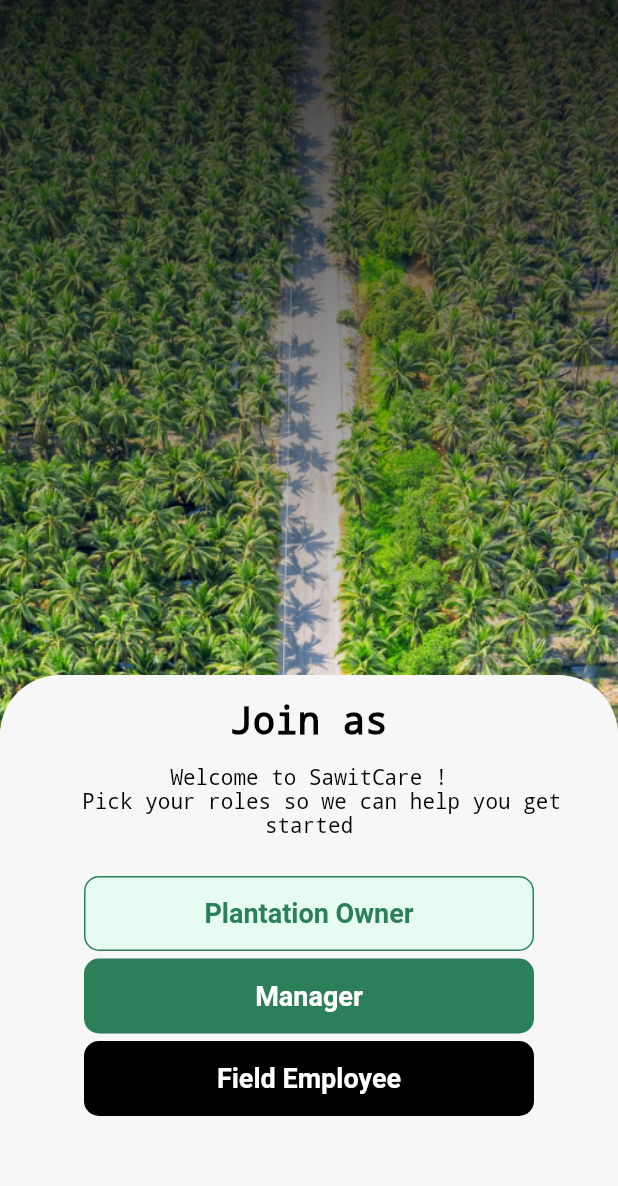
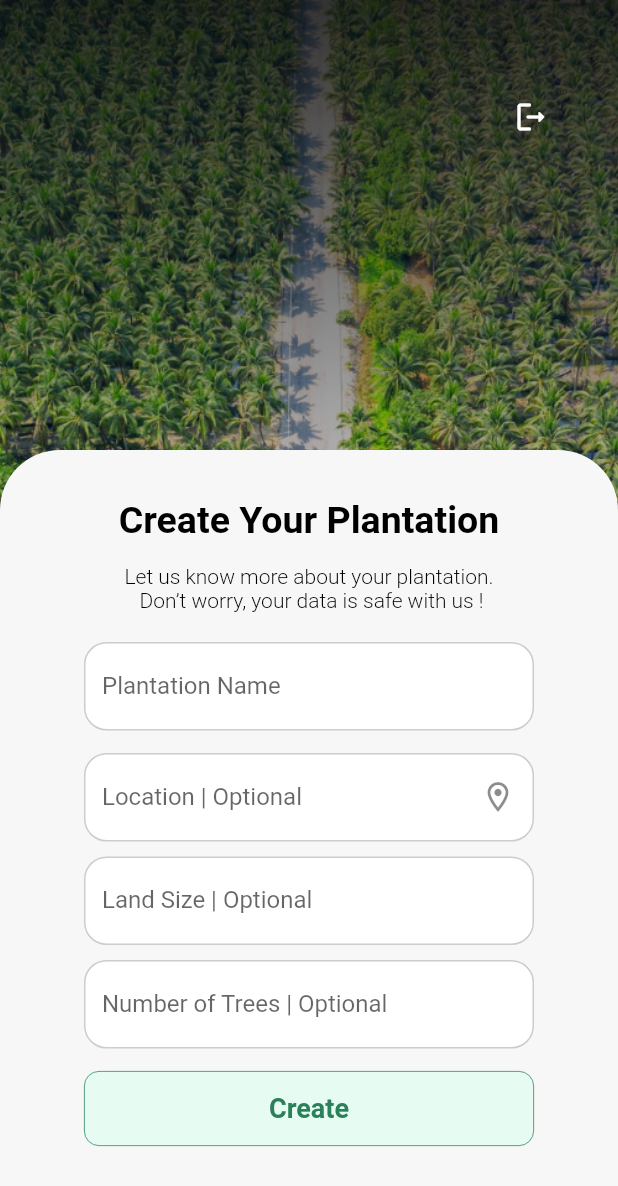
Before and after one commit to paperjean/iLadang, a Flutter app: the screen it shows once a user with an empty profile is signed in, after a tap on "Plantation Owner", on a phone screen of 412 x 824 dp. Shown: the top 1186 px of the screen. Run offline on Flutter 3.47's test engine with Material 2 defaults, Android fonts, the phone set to English and light mode, and no system bars; our stand-ins replace fl_chart, supabase_flutter; accounts and stored records are empty.

Commit message:
Update role differentiator (stable)

```diff
--- a/lib/main.dart
+++ b/lib/main.dart
@@ -27,7 +27,7 @@ class MyApp extends StatelessWidget {
     return MaterialApp(
       title: 'Flutter Demo',
       theme: ThemeData.light().copyWith(
-          scaffoldBackgroundColor: Color.fromRGBO(247, 247, 247, 1),
+        scaffoldBackgroundColor: const Color.fromRGBO(247, 247, 247, 1),
         primaryColor: const Color.fromRGBO(43, 128, 90, 1),
         textButtonTheme: TextButtonThemeData(
           style: TextButton.styleFrom(
@@ -42,8 +42,7 @@ class MyApp extends StatelessWidget {
           ),
         ),
         inputDecorationTheme: const InputDecorationTheme(
-            floatingLabelStyle:
-                TextStyle(color: Color.fromRGBO(43, 128, 90, 1)),
+          floatingLabelStyle: TextStyle(color: Color.fromRGBO(43, 128, 90, 1)),
           filled: true,
           fillColor: Colors.white,
           focusedBorder: OutlineInputBorder(
@@ -62,7 +61,7 @@ class MyApp extends StatelessWidget {
         textSelectionTheme: const TextSelectionThemeData(
           cursorColor: Color.fromRGBO(43, 128, 90, 1),
         ),
-          textTheme: TextTheme()),
+      ),
       initialRoute: '/',
       routes: <String, WidgetBuilder>{
         '/': (_) => const SplashPage(),
--- /dev/null
+++ b/lib/pages/authentication/plantation_registration.dart
@@ -0,0 +1,283 @@
+import 'package:flutter/material.dart';
+import 'package:flutter/services.dart';
+import 'package:sawitcare_app/main.dart';
+import 'package:sawitcare_app/pages/authentication/start_page.dart';
+import 'package:sawitcare_app/pages/homepage.dart';
+import 'package:supabase_flutter/supabase_flutter.dart';
+
+class PlantationRegistration extends StatefulWidget {
+  const PlantationRegistration({super.key});
+
+  @override
+  State<PlantationRegistration> createState() => _PlantationRegistrationState();
+}
+
+class _PlantationRegistrationState extends State<PlantationRegistration> {
+  final _numberOfTrees = TextEditingController();
+  final _location = TextEditingController();
+  final _landSize = TextEditingController();
+  final _plantationName = TextEditingController();
+  final _formKey = GlobalKey<FormState>();
+  bool _signUpLoading = false;
+
+  @override
+  Widget build(BuildContext context) {
+    return Scaffold(
+      body: Stack(
+        children: [
+          Container(
+            decoration: const BoxDecoration(
+              color: Colors.transparent,
+              image: DecorationImage(
+                fit: BoxFit.cover,
+                image: AssetImage(
+                  'assets/rolebackground.jpg',
+                ),
+              ),
+            ),
+          ),
+          Container(
+            height: 500.0,
+            decoration: BoxDecoration(
+                gradient: LinearGradient(
+                    begin: FractionalOffset.bottomCenter,
+                    end: FractionalOffset.topCenter,
+                    colors: [
+                  Colors.black.withOpacity(0.0),
+                  Colors.black87.withOpacity(0.8)
+                ],
+                    stops: const [
+                  0.0,
+                  1.0
+                ])),
+          ),
+          Container(
+            padding: const EdgeInsets.all(16.0),
+            alignment: Alignment.center,
+            decoration: const BoxDecoration(
+              color: Color.fromRGBO(247, 247, 247, 1),
+              borderRadius: BorderRadius.only(
+                topLeft: Radius.circular(40.0),
+                topRight: Radius.circular(40.0),
+              ),
+            ),
+            margin: const EdgeInsets.only(top: 300.0),
+            child: Form(
+              key: _formKey,
+              child: Column(
+                children: [
+                  const SizedBox(
+                    height: 16.0,
+                  ),
+                  const Text(
+                    'Create Your Plantation',
+                    style: TextStyle(
+                        color: Colors.black, // Set the desired text color
+                        fontSize: 25.0, // Set the desired font size
+                        decoration: TextDecoration.none, // Remove underline
+                        fontWeight: FontWeight.w700),
+                  ),
+                  const SizedBox(height: 5.0),
+                  Container(
+                    margin: const EdgeInsets.symmetric(
+                        horizontal: 20.0, vertical: 10.0),
+                    child: const Text(
+                      'Let us know more about your plantation.\n Don’t worry, your data is safe with us ! ',
+                      style: TextStyle(
+                          color: Colors.black, // Set the desired text color
+                          fontSize: 14.0, // Set the desired font size
+                          decoration: TextDecoration.none, // Remove underline
+                          fontWeight: FontWeight.w300),
+                      textAlign: TextAlign.center,
+                    ),
+                  ),
+                  // Textfield
+                  Padding(
+                    padding: const EdgeInsets.fromLTRB(40, 10, 40, 10),
+                    child: TextFormField(
+                      inputFormatters: [
+                        LengthLimitingTextInputFormatter(30),
+                      ],
+                      validator: (value) {
+                        if (value == null || value.isEmpty) {
+                          return 'Required';
+                        }
+                        return null;
+                      },
+                      controller: _plantationName,
+                      keyboardType: TextInputType.name,
+                      decoration: const InputDecoration(
+                        labelText: 'Plantation Name', // Updated label text
+                        border: OutlineInputBorder(),
+                        errorStyle: TextStyle(
+                          color: Colors.red, // Set the color of the error text
+                          fontSize: 14.0, // Set the font size of the error text
+                        ),
+                      ),
+                    ),
+                  ),
+                  Padding(
+                    padding: const EdgeInsets.fromLTRB(40, 5, 40, 5),
+                    child: TextFormField(
+                      inputFormatters: [
+                        LengthLimitingTextInputFormatter(30),
+                      ],
+                      controller: _location,
+                      keyboardType: TextInputType.name,
+                      decoration: const InputDecoration(
+                        labelText: 'Location | Optional',
+                        border: OutlineInputBorder(),
+                        suffixIcon: Icon(Icons.location_on_outlined),
+                      ),
+                    ),
+                  ),
+                  Padding(
+                    padding: const EdgeInsets.fromLTRB(40, 5, 40, 5),
+                    child: TextFormField(
+                      inputFormatters: [
+                        LengthLimitingTextInputFormatter(10),
+                        FilteringTextInputFormatter.allow((RegExp("[.0-9]"))),
+                      ],
+                      controller: _landSize,
+                      keyboardType: TextInputType.number,
+                      decoration: const InputDecoration(
+                        labelText: 'Land Size | Optional',
+                        border: OutlineInputBorder(),
+                      ),
+                    ),
+                  ),
+                  Padding(
+                    padding: const EdgeInsets.fromLTRB(40, 5, 40, 5),
+                    child: TextFormField(
+                      inputFormatters: [
+                        LengthLimitingTextInputFormatter(20),
+                        FilteringTextInputFormatter.allow(RegExp(r'[0-9]')),
+                      ],
+                      controller: _numberOfTrees,
+                      keyboardType: TextInputType.number,
+                      decoration: const InputDecoration(
+                        labelText: 'Number of Trees | Optional',
+                        border: OutlineInputBorder(),
+                      ),
+                    ),
+                  ),
+                  const SizedBox(height: 10.0),
+                  TextButton(
+                    onPressed: () async {
+                      final isValid = _formKey.currentState?.validate();
+                      if (isValid != true) {
+                        return;
+                      }
+                      setState(() {
+                        _signUpLoading = true;
+                      });
+                      try {
+                        await supabase.from('plantation').insert({
+                          // 'master_manager_id': supabase.auth.currentUser!.id,
+                          'company_name': _plantationName.text,
+                          'location': _location.text,
+                          'land_size':
+                              _landSize.text.isNotEmpty ? _landSize.text : null,
+                          'no_of_trees': _numberOfTrees.text.isNotEmpty
+                              ? _numberOfTrees.text
+                              : null,
+                        });
+
+                        final plantationId = await supabase
+                            .from('plantation')
+                            .select('plantation_id')
+                            .eq('master_manager_id',
+                                supabase.auth.currentUser!.id)
+                            .single();
+                        print(plantationId);
+                        final id = plantationId.entries.first.value;
+                        print(id);
+                        await supabase.from('user_profile').update({
+                          'role': 'owner',
+                          'plantation_id': id.toString()
+                        }).eq('id', supabase.auth.currentUser!.id.toString());
+
+                        ScaffoldMessenger.of(context).showSnackBar(
+                          SnackBar(
+                            content: const Text(
+                                'Your plantation have succesfully been created'),
+                            backgroundColor: Colors.green[400],
+                          ),
+                        );
+                        Navigator.of(context).pushReplacement(
+                          MaterialPageRoute(
+                              builder: (context) => const MyHomePage()),
+                        );
+                      } catch (e) {
+                        print(e);
+                        ScaffoldMessenger.of(context).showSnackBar(
+                          const SnackBar(
+                            content: Text('Plantation creation failed'),
+                            backgroundColor: Colors.redAccent,
+                          ),
+                        );
+                      }
+                      setState(() {
+                        _signUpLoading = false;
+                      });
+                    },
+                    style: OutlinedButton.styleFrom(
+                      side: const BorderSide(
+                        color: Color(0xFF2B805A),
+                        width: 0.5,
+                      ), // Set border color
+                      backgroundColor: const Color.fromRGBO(230, 252, 242, 1),
+                      shape: RoundedRectangleBorder(
+                          borderRadius: BorderRadius.circular(10)),
+                      fixedSize: const Size(300, 50),
+                    ),
+                    child: const Text(
+                      'Create',
+                      style: TextStyle(
+                          color: Color.fromRGBO(43, 128, 90, 1),
+                          fontSize: 18.0,
+                          fontWeight: FontWeight.w700),
+                    ),
+                  ),
+                ],
+              ),
+            ),
+          ),
+          Positioned(
+            top: 50.0,
+            right: 30.0,
+            child: FloatingActionButton(
+              onPressed: () {
+                _signOut();
+              },
+              child: Icon(Icons.logout_rounded, color: Colors.white),
+              backgroundColor: Colors.transparent,
+              elevation: 0,
+            ),
+          ),
+        ],
+      ),
+    );
+  }
+
+  Future<void> _signOut() async {
+    try {
+      await supabase.auth.signOut();
+    } on AuthException catch (error) {
+      SnackBar(
+        content: Text(error.message),
+        backgroundColor: Theme.of(context).colorScheme.error,
+      );
+    } catch (error) {
+      SnackBar(
+        content: const Text('Unexpected error occurred'),
+        backgroundColor: Theme.of(context).colorScheme.error,
+      );
+    } finally {
+      if (mounted) {
+        Navigator.of(context).pushReplacement(
+            MaterialPageRoute(builder: (context) => const StartPage()));
+      }
+    }
+  }
+}
--- a/lib/pages/authentication/register_screen.dart
+++ b/lib/pages/authentication/register_screen.dart
@@ -2,8 +2,6 @@ import 'package:flutter/material.dart';
 import 'package:sawitcare_app/main.dart';
 import 'package:sawitcare_app/pages/authentication/start_page.dart';
 import 'package:supabase_flutter/supabase_flutter.dart';
-import 'package:flutter/services.dart';
-
 
 class RegisterPage extends StatefulWidget {
   const RegisterPage({super.key});
@@ -137,7 +135,7 @@ class _RegisterPageState extends State<RegisterPage> {
                     keyboardType: TextInputType.visiblePassword,
                     decoration: InputDecoration(
                       labelText: 'Password',
-                      border: OutlineInputBorder(),
+                      border: const OutlineInputBorder(),
                       suffixIcon: IconButton(
                         icon: Icon(
                           _passwordVisible
@@ -170,7 +168,7 @@ class _RegisterPageState extends State<RegisterPage> {
                     keyboardType: TextInputType.visiblePassword,
                     decoration: InputDecoration(
                       labelText: 'Confirm Password',
-                      border: OutlineInputBorder(),
+                      border: const OutlineInputBorder(),
                       suffixIcon: IconButton(
                         icon: Icon(
                           _passwordVisible
@@ -190,7 +188,7 @@ class _RegisterPageState extends State<RegisterPage> {
                 ),
                 const SizedBox(height: 16.0),
                 _signUpLoading
-                    ? const Center(child: const CircularProgressIndicator())
+                    ? const Center(child: CircularProgressIndicator())
                     : Padding(
                         padding: const EdgeInsets.only(bottom: 10),
                         child: SizedBox(
@@ -289,6 +287,7 @@ class _RegisterPageState extends State<RegisterPage> {
                       },
                     )
                   ],
+
                 )
               ],
             ),
@@ -298,4 +297,6 @@ class _RegisterPageState extends State<RegisterPage> {
       // This trailing comma makes auto-formatting nicer for build methods.
     );
   }
+
+
 }
--- a/lib/pages/authentication/role_screen.dart
+++ b/lib/pages/authentication/role_screen.dart
@@ -1,4 +1,7 @@
 import 'package:flutter/material.dart';
+import 'package:sawitcare_app/main.dart';
+import 'package:sawitcare_app/pages/authentication/plantation_registration.dart';
+import 'package:sawitcare_app/pages/authentication/start_page.dart';
 import 'package:supabase_flutter/supabase_flutter.dart';
 
 class ChooseRolePage extends StatefulWidget {
@@ -11,7 +14,8 @@ class ChooseRolePage extends StatefulWidget {
 class _ChooseRolePageState extends State<ChooseRolePage> {
   @override
   Widget build(BuildContext context) {
-    return Stack(
+    return Scaffold(
+      body: Stack(
         children: [
           // Create the background image
           Container(
@@ -53,6 +57,9 @@ class _ChooseRolePageState extends State<ChooseRolePage> {
             margin: const EdgeInsets.only(top: 450.0),
             child: Column(
               children: [
+                const SizedBox(
+                  height: 16.0,
+                ),
                 const Text(
                   'Join as',
                   style: TextStyle(
@@ -63,26 +70,31 @@ class _ChooseRolePageState extends State<ChooseRolePage> {
                 ),
                 const SizedBox(height: 5.0),
                 Container(
-                margin: EdgeInsets.symmetric(horizontal: 20.0, vertical: 10.0),
+                  margin: const EdgeInsets.symmetric(
+                      horizontal: 20.0, vertical: 10.0),
                   child: const Text(
                     'Welcome to SawitCare !\n  Pick your roles so we can help you get started',
                     style: TextStyle(
                         color: Colors.black, // Set the desired text color
                         fontSize: 14.0, // Set the desired font size
                         decoration: TextDecoration.none, // Remove underline
-                      fontWeight: FontWeight.normal),
+                        fontWeight: FontWeight.w300),
                     textAlign: TextAlign.center,
                   ),
                 ),
                 const SizedBox(height: 16.0),
                 OutlinedButton(
                   onPressed: () {
-                  // Handle button1 click
+                    Navigator.of(context).pushReplacement(
+                      MaterialPageRoute(
+                          builder: (context) => const PlantationRegistration()),
+                    );
                   },
                   style: OutlinedButton.styleFrom(
-                  side: BorderSide(
-                      color:
-                          Color.fromRGBO(43, 128, 90, 1)), // Set border color
+                    side: const BorderSide(
+                      color: Color.fromRGBO(43, 128, 90, 1),
+                      width: 0.5,
+                    ), // Set border color
                     backgroundColor: const Color.fromRGBO(230, 252, 242, 1),
                     shape: RoundedRectangleBorder(
                         borderRadius: BorderRadius.circular(10)),
@@ -96,7 +108,7 @@ class _ChooseRolePageState extends State<ChooseRolePage> {
                         fontWeight: FontWeight.w700),
                   ),
                 ),
-              const SizedBox(height: 5.0),
+                const SizedBox(height: 10.0),
                 TextButton(
                   onPressed: () {
                     // Handle button2 click
@@ -115,13 +127,13 @@ class _ChooseRolePageState extends State<ChooseRolePage> {
                         fontWeight: FontWeight.w700),
                   ),
                 ),
-              const SizedBox(height: 5.0),
+                const SizedBox(height: 10.0),
                 TextButton(
                   onPressed: () {
                     // Handle button3 click
                   },
                   style: TextButton.styleFrom(
-                  backgroundColor: Colors.black,
+                    backgroundColor: const Color.fromRGBO(45, 45, 45, 1),
                     shape: RoundedRectangleBorder(
                         borderRadius: BorderRadius.circular(10)),
                     fixedSize: const Size(300, 50),
@@ -138,7 +150,41 @@ class _ChooseRolePageState extends State<ChooseRolePage> {
               ],
             ),
           ),
+          Positioned(
+            top: 50.0,
+            right: 30.0,
+            child: FloatingActionButton(
+              onPressed: () {
+                _signOut();
+              },
+              child: Icon(Icons.logout_rounded, color: Colors.white),
+              backgroundColor: Colors.transparent,
+              elevation: 0,
+            ),
+          ),
         ],
+      ),
     );
   }
+
+  Future<void> _signOut() async {
+    try {
+      await supabase.auth.signOut();
+    } on AuthException catch (error) {
+      SnackBar(
+        content: Text(error.message),
+        backgroundColor: Theme.of(context).colorScheme.error,
+      );
+    } catch (error) {
+      SnackBar(
+        content: const Text('Unexpected error occurred'),
+        backgroundColor: Theme.of(context).colorScheme.error,
+      );
+    } finally {
+      if (mounted) {
+        Navigator.of(context).pushReplacement(
+            MaterialPageRoute(builder: (context) => const StartPage()));
       }
+    }
+  }
+}
--- a/lib/pages/authentication/splashscreen.dart
+++ b/lib/pages/authentication/splashscreen.dart
@@ -23,12 +23,14 @@ class _SplashPageState extends State<SplashPage> {
 
     final session = supabase.auth.currentSession;
     if (session != null) {
-      final userRole = await supabase
+      final roleResponse = await supabase
           .from('user_profile')
           .select('role')
           .eq('id', supabase.auth.currentUser!.id)
-          .limit(1);
-      print(userRole);
+          .single();
+
+      final userRole = roleResponse.entries.first.value;
+
       if ((userRole == null || userRole.isEmpty)) {
         Navigator.of(context).pushReplacementNamed('/role');
       } else {
--- a/lib/pages/authentication/start_page.dart
+++ b/lib/pages/authentication/start_page.dart
@@ -63,7 +63,10 @@ class _StartPageState extends State<StartPage> {
                   child: const Text(
                     'Welcome to SawitCare!',
                     textAlign: TextAlign.left,
-                    style: TextStyle(fontSize: 30, fontWeight: FontWeight.w700),
+                    style: TextStyle(
+                        fontSize: 30,
+                        fontWeight: FontWeight.w700,
+                        color: Colors.black),
                   ),
                 ),
               ),
```
Lines whose indentation alone changed are shown as unchanged.
